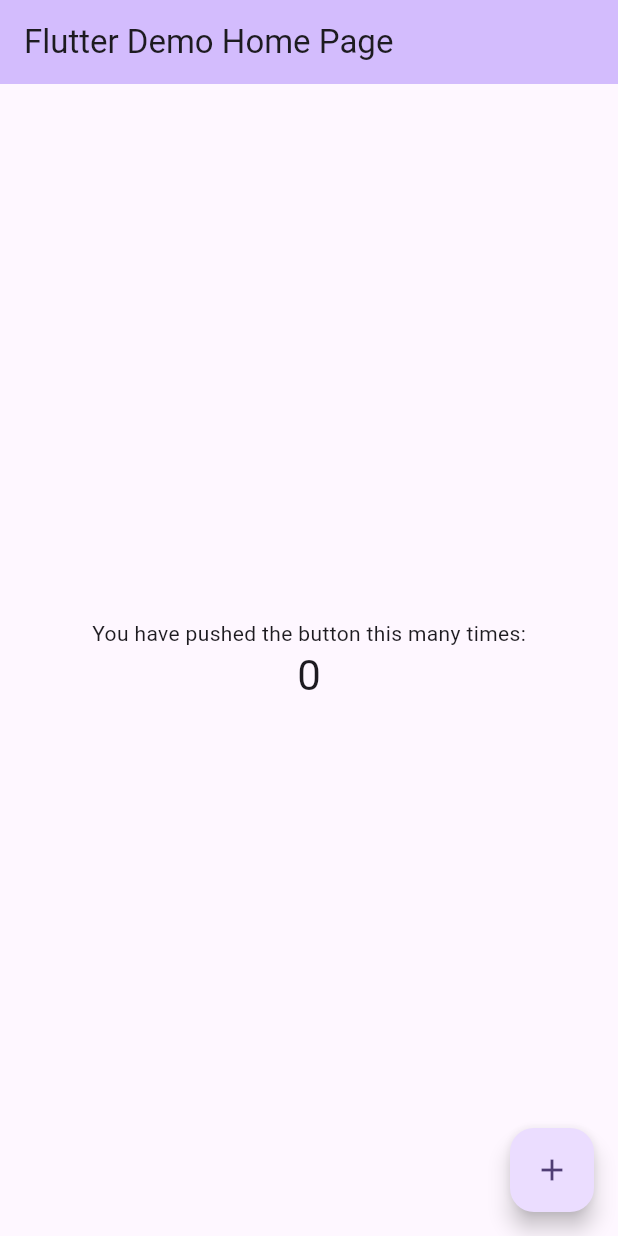
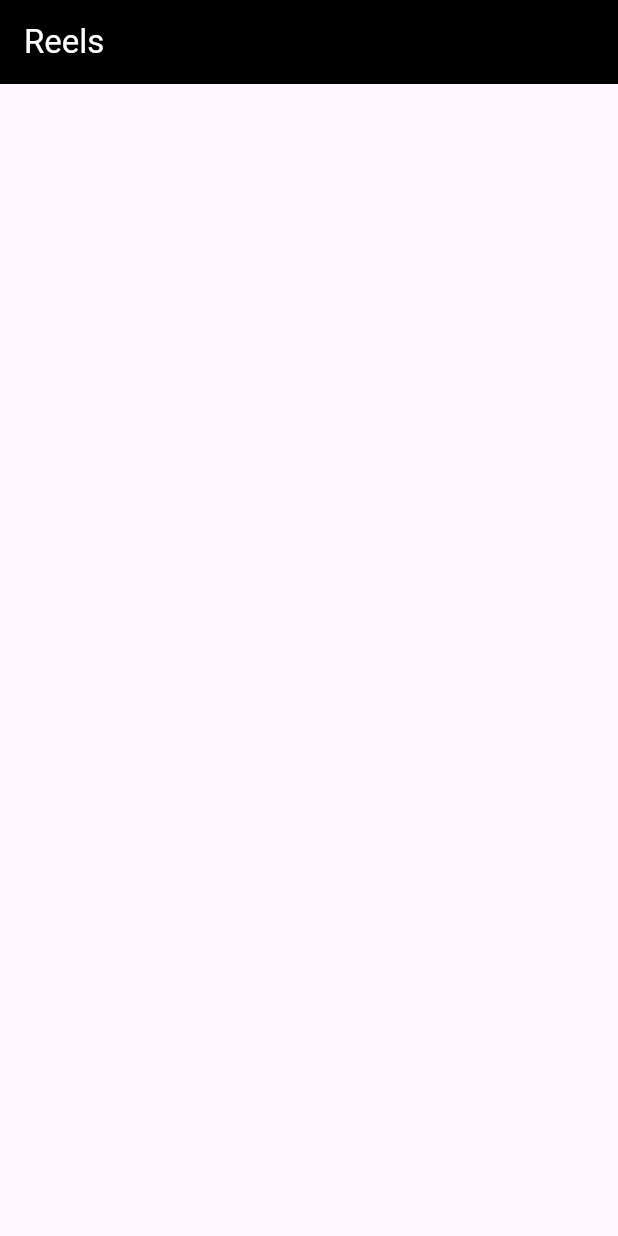
Before and after one commit to islam-abdelmajeed/reels-app, a Flutter app: the screen it shows after launch, on a phone screen of 412 x 824 dp. Run offline on Flutter 3.47's test engine with Material 3 defaults, Android fonts, the phone set to English and light mode, and no system bars; our stand-ins replace bloc, dio, flutter_bloc, flutter_cache_manager, flutter_screenutil, video_player; network calls fail.

Commit message:
feat: Add Reels screen, Reels repository, Reels cubit, and Reel item widget
This commit adds the Reels screen, Reels repository, Reels cubit, and Reel item widget to the app. The Reels screen displays a list of reels fetched from the API using the Reels repository and managed by the Reels cubit. The Reel item widget displays a single reel and handles caching of the video file. This commit also includes some helper classes and extensions for the app.

```diff
--- /dev/null
+++ b/lib/features/reels/data/model/reels_model.dart
@@ -0,0 +1,48 @@
+class Reel {
+  int? id;
+  int? roomId;
+  String? video;
+  String? preview;
+  String? size;
+  String? duration;
+  int? likesCount;
+  String? likesCountTranslated;
+  bool? authLikeStatus;
+
+  Reel(
+      {this.id,
+      this.roomId,
+      this.video,
+      this.preview,
+      this.size,
+      this.duration,
+      this.likesCount,
+      this.likesCountTranslated,
+      this.authLikeStatus});
+
+  Reel.fromJson(Map<String, dynamic> json) {
+    id = json['id'];
+    roomId = json['room_id'];
+    video = json['video'];
+    preview = json['preview'];
+    size = json['size'];
+    duration = json['duration'];
+    likesCount = json['likes_count'];
+    likesCountTranslated = json['likes_count_translated'];
+    authLikeStatus = json['auth_like_status'];
+  }
+
+  Map<String, dynamic> toJson() {
+    final Map<String, dynamic> data = new Map<String, dynamic>();
+    data['id'] = id;
+    data['room_id'] = roomId;
+    data['video'] = video;
+    data['preview'] = preview;
+    data['size'] = size;
+    data['duration'] = duration;
+    data['likes_count'] = likesCount;
+    data['likes_count_translated'] = likesCountTranslated;
+    data['auth_like_status'] = authLikeStatus;
+    return data;
+  }
+}
--- /dev/null
+++ b/lib/features/reels/data/repo/reels_repo.dart
@@ -0,0 +1,25 @@
+import 'package:dio/dio.dart';
+import 'package:flutter/material.dart';
+import 'package:reels_app/features/reels/data/model/reels_model.dart';
+import '../../../../core/networking/api_paths.dart';
+import '../../../../core/networking/api_service.dart';
+
+class ReelsRepository {
+  static Future<List<Reel>> getReels() async {
+    try {
+      final Response<dynamic> response =
+          await ApiService.getApi(ApiPaths.getReels);
+      debugPrint("getReels response: ${response.data["data"]}");
+      if (response.statusCode! < 300) {
+        final reels = (response.data["data"] as List?)
+                ?.map((e) => Reel.fromJson(e))
+                .toList() ??
+            [];
+        return reels;
+      }
+    } catch (e) {
+      debugPrint(e.toString());
+    }
+    return [];
+  }
+}
--- /dev/null
+++ b/lib/features/reels/logic/cubit/reels_cubit.dart
@@ -0,0 +1,23 @@
+import 'package:bloc/bloc.dart';
+import 'package:flutter/material.dart';
+import 'package:flutter_cache_manager/flutter_cache_manager.dart';
+import '../../../../core/utils/cache_config.dart';
+import '../../data/model/reels_model.dart';
+import '../../data/repo/reels_repo.dart';
+
+part 'reels_state.dart';
+
+class ReelsCubit extends Cubit<ReelsState> {
+  ReelsCubit() : super(ReelsInitial());
+
+  List<Reel> reels = [];
+  void fetchReels() async {
+    emit(GetReelsLoadingState());
+    try {
+      reels = await ReelsRepository.getReels();
+      emit(GetReelsSuccessState());
+    } catch (e) {
+      emit(GetReelsErrorState(e.toString()));
+    }
+  }
+}
--- /dev/null
+++ b/lib/features/reels/logic/cubit/reels_state.dart
@@ -0,0 +1,15 @@
+part of 'reels_cubit.dart';
+
+sealed class ReelsState {}
+
+final class ReelsInitial extends ReelsState {}
+
+// Get Reels States
+class GetReelsLoadingState extends ReelsState {}
+
+class GetReelsSuccessState extends ReelsState {}
+
+class GetReelsErrorState extends ReelsState {
+  final String error;
+  GetReelsErrorState(this.error);
+}
--- /dev/null
+++ b/lib/features/reels/reels_screen.dart
@@ -0,0 +1,52 @@
+import 'package:flutter/material.dart';
+import 'package:flutter_bloc/flutter_bloc.dart';
+import 'logic/cubit/reels_cubit.dart';
+import 'widgets/reel_item.dart';
+
+class ReelsScreen extends StatefulWidget {
+  @override
+  _ReelsScreenState createState() => _ReelsScreenState();
+}
+
+class _ReelsScreenState extends State<ReelsScreen> {
+  final PageController _pageController = PageController();
+
+  @override
+  void initState() {
+    super.initState();
+    context.read<ReelsCubit>().fetchReels();
+  }
+
+  @override
+  Widget build(BuildContext context) {
+    return Scaffold(
+      appBar: AppBar(
+        title: const Text('Reels', style: TextStyle(color: Colors.white)),
+        backgroundColor: Colors.black,
+      ),
+      body: BlocBuilder<ReelsCubit, ReelsState>(
+        builder: (context, state) {
+          ReelsCubit cubit = context.read();
+          return state is GetReelsLoadingState
+              ? const Center(child: CircularProgressIndicator())
+              : state is GetReelsErrorState
+                  ? Center(child: Text("Something went wrong, ${state.error}"))
+                  : PageView.builder(
+                      controller: _pageController,
+                      scrollDirection: Axis.vertical,
+                      itemCount: cubit.reels.length,
+                      itemBuilder: (context, index) {
+                        final nextVideoUrl = index + 1 < cubit.reels.length
+                            ? cubit.reels[index + 1].video
+                            : null;
+                        return ReelItem(
+                          reel: cubit.reels[index].video!,
+                          nextVideo: nextVideoUrl,
+                        );
+                      },
+                    );
+        },
+      ),
+    );
+  }
+}
--- a/lib/main.dart
+++ b/lib/main.dart
@@ -1,69 +1,6 @@
 import 'package:flutter/material.dart';
+import 'package:reels_app/reels_app.dart';
 
 void main() {
-  runApp(const MyApp());
+  runApp(const ReelsApp());
 }
-
-class MyApp extends StatelessWidget {
-  const MyApp({super.key});
-  // This widget is the root of your application.
-  @override
-  Widget build(BuildContext context) {
-    return MaterialApp(
-      title: 'Flutter Demo',
-      theme: ThemeData(
-        colorScheme: ColorScheme.fromSeed(seedColor: Colors.deepPurple),
-        useMaterial3: true,
-      ),
-      home: const MyHomePage(title: 'Flutter Demo Home Page'),
-    );
-  }
-}
-
-class MyHomePage extends StatefulWidget {
-  const MyHomePage({super.key, required this.title});
-
-  final String title;
-
-  @override
-  State<MyHomePage> createState() => _MyHomePageState();
-}
-
-class _MyHomePageState extends State<MyHomePage> {
-  int _counter = 0;
-
-  void _incrementCounter() {
-    setState(() {
-      _counter++;
-    });
-  }
-
-  @override
-  Widget build(BuildContext context) {
-    return Scaffold(
-      appBar: AppBar(
-        backgroundColor: Theme.of(context).colorScheme.inversePrimary,
-        title: Text(widget.title),
-      ),
-      body: Center(
-        child: Column(
-          mainAxisAlignment: MainAxisAlignment.center,
-          children: <Widget>[
-            const Text(
-              'You have pushed the button this many times:',
-            ),
-            Text(
-              '$_counter',
-              style: Theme.of(context).textTheme.headlineMedium,
-            ),
-          ],
-        ),
-      ),
-      floatingActionButton: FloatingActionButton(
-        onPressed: _incrementCounter,
-        tooltip: 'Increment',
-        child: const Icon(Icons.add),
-      ),
-    );
-  }
-}
--- /dev/null
+++ b/lib/reels_app.dart
@@ -0,0 +1,26 @@
+import 'package:flutter/material.dart';
+import 'package:flutter_bloc/flutter_bloc.dart';
+import 'package:flutter_screenutil/flutter_screenutil.dart';
+import 'package:reels_app/features/reels/logic/cubit/reels_cubit.dart';
+
+import 'features/reels/reels_screen.dart';
+
+class ReelsApp extends StatelessWidget {
+  const ReelsApp({super.key});
+
+  @override
+  Widget build(BuildContext context) {
+    return ScreenUtilInit(
+      designSize: const Size(390, 810),
+      minTextAdapt: true,
+      child: MaterialApp(
+        debugShowCheckedModeBanner: false,
+        title: 'Reels App',
+        home: BlocProvider(
+          create: (context) => ReelsCubit(),
+          child: ReelsScreen(),
+        ),
+      ),
+    );
+  }
+}
```
Also changed, not shown: lib/core/helpers/app_regex.dart (added, +36 -0 lines), lib/core/helpers/app_size_boxes.dart (added, +12 -0 lines), lib/core/helpers/extensions.dart (added, +28 -0 lines), lib/core/helpers/spacing.dart (added, +9 -0 lines), lib/core/networking/api_paths.dart (added, +9 -0 lines), lib/core/networking/api_service.dart (added, +184 -0 lines), lib/core/utils/cache_config.dart (added, +12 -0 lines), lib/features/reels/widgets/reel_item.dart (added, +63 -0 lines), pubspec.yaml (+8 -4 lines), pubspec.lock, 8 other files.
